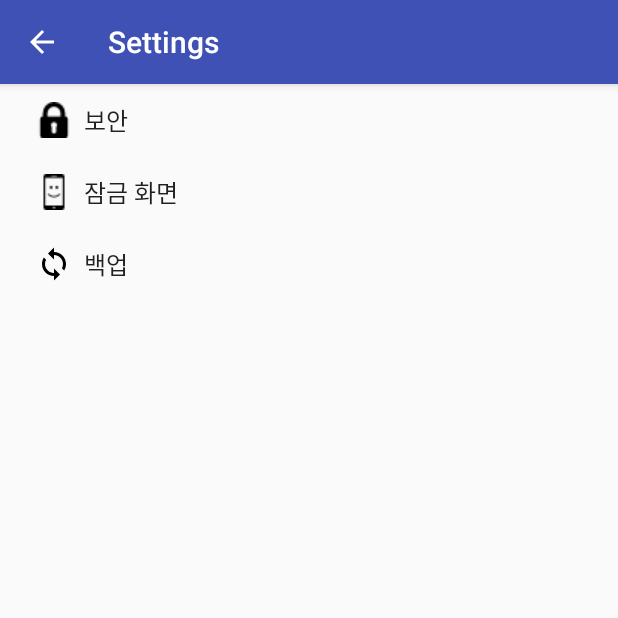
After one commit to tlaabs/Toast, an Android app: the SettingsActivity screen opened directly, with no data from a screen before it, on a phone screen of 412 x 824 dp, the top half of it. The commit adds this screen. Run offline under Robolectric (Android 15) with nearby library versions, the phone set to English and light mode, and no system bars.

Commit message:
settings

```diff
--- a/app/build.gradle
+++ b/app/build.gradle
@@ -9,6 +9,7 @@
         versionCode 1
         versionName "1.0"
         testInstrumentationRunner "android.support.test.runner.AndroidJUnitRunner"
+        vectorDrawables.useSupportLibrary = true
     }
     buildTypes {
         release {
@@ -22,6 +23,9 @@
     implementation fileTree(dir: 'libs', include: ['*.jar'])
     implementation 'com.android.support:appcompat-v7:27.1.1'
     implementation 'com.android.support.constraint:constraint-layout:1.1.0'
+    implementation 'com.android.support:design:27.1.1'
+    implementation 'com.android.support:support-v4:27.1.1'
+    implementation 'com.android.support:support-vector-drawable:27.1.1'
     testImplementation 'junit:junit:4.12'
     androidTestImplementation 'com.android.support.test:runner:1.0.2'
     androidTestImplementation 'com.android.support.test.espresso:espresso-core:3.0.2'
--- a/app/src/main/AndroidManifest.xml
+++ b/app/src/main/AndroidManifest.xml
@@ -16,6 +16,9 @@
                 <category android:name="android.intent.category.LAUNCHER" />
             </intent-filter>
         </activity>
+        <activity
+            android:name=".SettingsActivity"
+            android:label="@string/title_activity_settings" />
     </application>
 
 </manifest>
--- /dev/null
+++ b/app/src/main/java/org/androidtown/toast_main/AppCompatPreferenceActivity.java
@@ -0,0 +1,109 @@
+package org.androidtown.toast_main;
+
+import android.content.res.Configuration;
+import android.os.Bundle;
+import android.preference.PreferenceActivity;
+import android.support.annotation.LayoutRes;
+import android.support.annotation.Nullable;
+import android.support.v7.app.ActionBar;
+import android.support.v7.app.AppCompatDelegate;
+import android.support.v7.widget.Toolbar;
+import android.view.MenuInflater;
+import android.view.View;
+import android.view.ViewGroup;
+
+/**
+ * A {@link android.preference.PreferenceActivity} which implements and proxies the necessary calls
+ * to be used with AppCompat.
+ */
+public abstract class AppCompatPreferenceActivity extends PreferenceActivity {
+
+    private AppCompatDelegate mDelegate;
+
+    @Override
+    protected void onCreate(Bundle savedInstanceState) {
+        getDelegate().installViewFactory();
+        getDelegate().onCreate(savedInstanceState);
+        super.onCreate(savedInstanceState);
+    }
+
+    @Override
+    protected void onPostCreate(Bundle savedInstanceState) {
+        super.onPostCreate(savedInstanceState);
+        getDelegate().onPostCreate(savedInstanceState);
+    }
+
+    public ActionBar getSupportActionBar() {
+        return getDelegate().getSupportActionBar();
+    }
+
+    public void setSupportActionBar(@Nullable Toolbar toolbar) {
+        getDelegate().setSupportActionBar(toolbar);
+    }
+
+    @Override
+    public MenuInflater getMenuInflater() {
+        return getDelegate().getMenuInflater();
+    }
+
+    @Override
+    public void setContentView(@LayoutRes int layoutResID) {
+        getDelegate().setContentView(layoutResID);
+    }
+
+    @Override
+    public void setContentView(View view) {
+        getDelegate().setContentView(view);
+    }
+
+    @Override
+    public void setContentView(View view, ViewGroup.LayoutParams params) {
+        getDelegate().setContentView(view, params);
+    }
+
+    @Override
+    public void addContentView(View view, ViewGroup.LayoutParams params) {
+        getDelegate().addContentView(view, params);
+    }
+
+    @Override
+    protected void onPostResume() {
+        super.onPostResume();
+        getDelegate().onPostResume();
+    }
+
+    @Override
+    protected void onTitleChanged(CharSequence title, int color) {
+        super.onTitleChanged(title, color);
+        getDelegate().setTitle(title);
+    }
+
+    @Override
+    public void onConfigurationChanged(Configuration newConfig) {
+        super.onConfigurationChanged(newConfig);
+        getDelegate().onConfigurationChanged(newConfig);
+    }
+
+    @Override
+    protected void onStop() {
+        super.onStop();
+        getDelegate().onStop();
+    }
+
+    @Override
+    protected void onDestroy() {
+        super.onDestroy();
+        getDelegate().onDestroy();
+    }
+
+    public void invalidateOptionsMenu() {
+        getDelegate().invalidateOptionsMenu();
+    }
+
+    private AppCompatDelegate getDelegate() {
+        if (mDelegate == null) {
+            mDelegate = AppCompatDelegate.create(this, null);
+        }
+        return mDelegate;
+    }
+}
--- /dev/null
+++ b/app/src/main/res/drawable/ic_sync_black_24dp.xml
@@ -0,0 +1,9 @@
+<vector xmlns:android="http://schemas.android.com/apk/res/android"
+    android:width="24dp"
+    android:height="24dp"
+    android:viewportHeight="24.0"
+    android:viewportWidth="24.0">
+    <path
+        android:fillColor="#FF000000"
+        android:pathData="M12 4V1L8 5l4 4V6c3.31 0 6 2.69 6 6 0 1.01,-.25 1.97,-.7 2.8l1.46 1.46C19.54 15.03 20 13.57 20 12c0,-4.42,-3.58,-8,-8,-8zm0 14c-3.31 0,-6,-2.69,-6,-6 0,-1.01.25,-1.97.7,-2.8L5.24 7.74C4.46 8.97 4 10.43 4 12c0 4.42 3.58 8 8 8v3l4,-4,-4,-4v3z" />
+</vector>
--- a/app/src/main/res/menu/main_menu.xml
+++ b/app/src/main/res/menu/main_menu.xml
@@ -3,14 +3,14 @@
     xmlns:app="http://schemas.android.com/apk/res-auto">
   <item
       android:title="alarm"
-      android:id="@+id/main_alarm"
+      android:id="@+id/menu_alarm"
       android:icon="@drawable/menu_alarm"
       app:showAsAction = "always"
       />
 
   <item
       android:title="setting"
-      android:id="@+id/main_setting"
+      android:id="@+id/menu_setting"
       android:icon="@drawable/menu_setting"
       app:showAsAction = "always"
       />
--- /dev/null
+++ b/app/src/main/res/values/dimens.xml
@@ -0,0 +1,3 @@
+<resources>
+    <dimen name="fab_margin">16dp</dimen>
+</resources>
--- a/app/src/main/res/values/strings.xml
+++ b/app/src/main/res/values/strings.xml
@@ -1,3 +1,83 @@
 <resources>
-    <string name="app_name">Toast_Main</string>
+    <string name="app_name">Toast</string>
+
+    <!--Strings related to MainActivity-->
+    <string name="btn_bucket">1.버킷리스트</string>
+    <string name="btn_ongoing">2.진행중</string>
+    <string name="btn_complete">3.완성리스트</string>
+    <string name="btn_recommend">4.추천리스트</string>
+    <string name="copyright1">Copyright 2018. Toast Project Team. Gachon Univ.</string>
+    <string name="copyright2">All rights reserved.</string>
+
+    <!-- Strings related to Settings -->
+    <string name="title_activity_settings">Settings</string>
+
+    <string name="setting1_security">보안</string>
+
+    <string name="pref_title_social_recommendations">Enable social recommendations</string>
+    <string name="pref_description_social_recommendations">Recommendations for people to contact
+        based on your message history
+    </string>
+
+    <string name="password">비밀번호</string>
+    <string name="password_default">사용 안함</string>
+
+    <string name="pref_title_add_friends_to_messages">지문 인식</string>
+    <string-array name="pref_example_list_titles">
+        <item>Always</item>
+        <item>When possible</item>
+        <item>Never</item>
+    </string-array>
+    <string-array name="pref_example_list_values">
+        <item>1</item>
+        <item>0</item>
+        <item>-1</item>
+    </string-array>
+
+    <!-- Example settings for Data & Sync -->
+    <string name="setting3_backup">백업</string>
+
+    <string name="pref_title_sync_frequency">Sync frequency</string>
+    <string-array name="pref_sync_frequency_titles">
+        <item>15 minutes</item>
+        <item>30 minutes</item>
+        <item>1 hour</item>
+        <item>3 hours</item>
+        <item>6 hours</item>
+        <item>Never</item>
+    </string-array>
+    <string-array name="pref_sync_frequency_values">
+        <item>15</item>
+        <item>30</item>
+        <item>60</item>
+        <item>180</item>
+        <item>360</item>
+        <item>-1</item>
+    </string-array>
+
+    <string-array name="list_preference_entries">
+        <item>Entry 1</item>
+        <item>Entry 2</item>
+        <item>Entry 3</item>
+    </string-array>
+
+    <string-array name="list_preference_entry_values">
+        <item>1</item>
+        <item>2</item>
+        <item>3</item>
+    </string-array>
+
+    <string-array name="multi_select_list_preference_default_value" />
+
+    <string name="pref_title_system_sync_settings">System sync settings</string>
+
+    <!-- Example settings for Notifications -->
+    <string name="setting2_lockscreen">잠금 화면</string>
+
+    <string name="pref_title_new_message_notifications">New message notifications</string>
+
+    <string name="pref_title_ringtone">Ringtone</string>
+    <string name="pref_ringtone_silent">Silent</string>
+
+    <string name="pref_title_vibrate">Vibrate</string>
 </resources>
--- /dev/null
+++ b/app/src/main/res/xml/pref_data_sync.xml
@@ -0,0 +1,18 @@
+<PreferenceScreen xmlns:android="http://schemas.android.com/apk/res/android">
+
+    <!-- NOTE: Hide buttons to simplify the UI. Users can touch outside the dialog to
+         dismiss it. -->
+    <!-- NOTE: ListPreference's summary should be set to its value by the activity code. -->
+    <ListPreference
+        android:defaultValue="180"
+        android:entries="@array/pref_sync_frequency_titles"
+        android:entryValues="@array/pref_sync_frequency_values"
+        android:key="sync_frequency"
+        android:negativeButtonText="@null"
+        android:positiveButtonText="@null"
+        android:title="동기화 빈도" />
+
+    <PreferenceScreen
+        android:title="백업"
+        />
+</PreferenceScreen>
--- /dev/null
+++ b/app/src/main/res/xml/pref_general.xml
@@ -0,0 +1,17 @@
+<PreferenceScreen xmlns:android="http://schemas.android.com/apk/res/android">
+
+    <SwitchPreference
+        android:defaultValue="true"
+        android:key="example_switch"
+        android:title=" 사용" />
+
+    <PreferenceScreen
+        android:title="비밀번호"
+        />
+
+    <PreferenceScreen
+        android:title="지문인식"
+        />
+
+
+</PreferenceScreen>
--- /dev/null
+++ b/app/src/main/res/xml/pref_headers.xml
@@ -0,0 +1,20 @@
+<preference-headers xmlns:android="http://schemas.android.com/apk/res/android">
+
+    <!-- These settings headers are only used on tablets. -->
+
+    <header
+        android:fragment="org.androidtown.toast_main.SettingsActivity$GeneralPreferenceFragment"
+        android:icon="@drawable/menu_lock"
+        android:title="@string/setting1_security" />
+
+    <header
+        android:fragment="org.androidtown.toast_main.SettingsActivity$NotificationPreferenceFragment"
+        android:icon="@drawable/menu_lockscreen"
+        android:title="@string/setting2_lockscreen" />
+
+    <header
+        android:fragment="org.androidtown.toast_main.SettingsActivity$DataSyncPreferenceFragment"
+        android:icon="@drawable/ic_sync_black_24dp"
+        android:title="@string/setting3_backup" />
+
+</preference-headers>
--- /dev/null
+++ b/app/src/main/res/xml/pref_notification.xml
@@ -0,0 +1,14 @@
+<PreferenceScreen xmlns:android="http://schemas.android.com/apk/res/android">
+
+    <!-- A 'parent' preference, which enables/disables child preferences (below)
+         when checked/unchecked. -->
+    <SwitchPreference
+        android:defaultValue="true"
+        android:key="notifications_new_message"
+        android:title="잠금화면 사용" />
+
+    <PreferenceScreen
+        android:title="빈도 설정"
+        />
+
+</PreferenceScreen>
```
Also changed, not shown: app/src/main/java/org/androidtown/toast_main/MainActivity.java (+21 -2 lines), app/src/main/java/org/androidtown/toast_main/SettingsActivity.java (added, +248 -0 lines), app/src/main/res/drawable/ic_info_black_24dp.xml (added, +9 -0 lines), app/src/main/res/drawable/ic_notifications_black_24dp.xml (added, +9 -0 lines), app/src/main/res/layout/activity_main.xml (+28 -9 lines), app/src/main/res/values/styles.xml (+9 -0 lines), app/src/main/res/drawable/menu_lock.png (added), app/src/main/res/drawable/menu_lockscreen.png (added).
